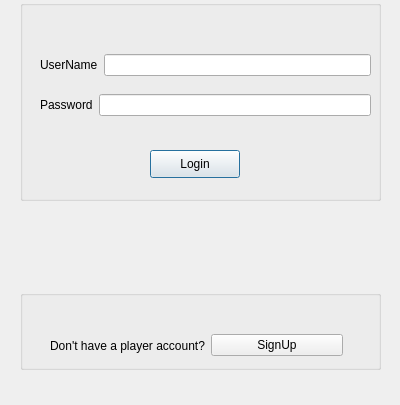
Before: the Qt Designer form loginwindow.ui in AbdoBadawy/EECE2026_TicTacToeProject_CodeCrafters, drawn with Qt 5.
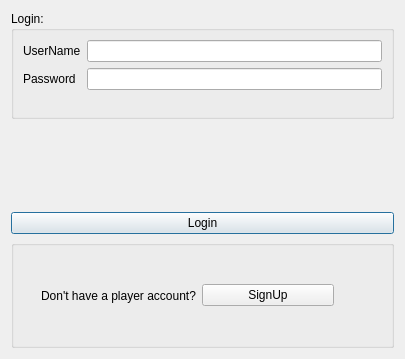
After: the same form once the commit is applied.

Diff of the .ui file:
```diff
--- a/loginwindow.ui
+++ b/loginwindow.ui
@@ -6,43 +6,46 @@
    <rect>
     <x>0</x>
     <y>0</y>
-    <width>400</width>
-    <height>405</height>
+    <width>405</width>
+    <height>359</height>
    </rect>
   </property>
   <property name="windowTitle">
    <string>Login Window</string>
   </property>
+  <layout class="QVBoxLayout" name="verticalLayout_2">
+   <item>
   <widget class="QGroupBox" name="groupBox">
-   <property name="geometry">
-    <rect>
-     <x>20</x>
-     <y>0</y>
-     <width>361</width>
-     <height>201</height>
-    </rect>
+     <property name="sizePolicy">
+      <sizepolicy hsizetype="Preferred" vsizetype="Preferred">
+       <horstretch>0</horstretch>
+       <verstretch>0</verstretch>
+      </sizepolicy>
    </property>
    <property name="title">
-    <string/>
-   </property>
-   <widget class="QWidget" name="layoutWidget">
-    <property name="geometry">
-     <rect>
-      <x>20</x>
-      <y>90</y>
-      <width>331</width>
-      <height>30</height>
-     </rect>
-    </property>
-    <layout class="QHBoxLayout" name="horizontalLayout_2">
+      <string>Login:</string>
+     </property>
+     <layout class="QVBoxLayout" name="verticalLayout">
      <item>
+       <layout class="QFormLayout" name="formLayout">
+        <item row="0" column="0">
+         <widget class="QLabel" name="label">
+          <property name="text">
+           <string>UserName</string>
+          </property>
+         </widget>
+        </item>
+        <item row="0" column="1">
+         <widget class="QLineEdit" name="lineEdit_UserName"/>
+        </item>
+        <item row="1" column="0">
       <widget class="QLabel" name="label_2">
        <property name="text">
         <string>Password</string>
        </property>
       </widget>
      </item>
-     <item>
+        <item row="1" column="1">
       <widget class="QLineEdit" name="lineEdit_Password">
        <property name="echoMode">
         <enum>QLineEdit::Password</enum>
@@ -50,52 +53,30 @@
       </widget>
      </item>
     </layout>
-   </widget>
-   <widget class="QWidget" name="layoutWidget_2">
-    <property name="geometry">
-     <rect>
-      <x>20</x>
-      <y>50</y>
-      <width>331</width>
-      <height>30</height>
-     </rect>
-    </property>
-    <layout class="QHBoxLayout" name="horizontalLayout">
-     <item>
-      <widget class="QLabel" name="label">
-       <property name="text">
-        <string>UserName</string>
-       </property>
-      </widget>
-     </item>
-     <item>
-      <widget class="QLineEdit" name="lineEdit_UserName"/>
      </item>
     </layout>
    </widget>
+   </item>
+   <item>
+    <layout class="QVBoxLayout" name="verticalLayout_3">
+     <item>
+      <widget class="QLabel" name="label_check">
+       <property name="text">
+        <string/>
+       </property>
+      </widget>
+     </item>
+     <item>
    <widget class="QPushButton" name="pushButton">
-    <property name="geometry">
-     <rect>
-      <x>130</x>
-      <y>150</y>
-      <width>90</width>
-      <height>28</height>
-     </rect>
-    </property>
     <property name="text">
      <string>Login</string>
     </property>
    </widget>
-  </widget>
+     </item>
+    </layout>
+   </item>
+   <item>
   <widget class="QGroupBox" name="groupBox_2">
-   <property name="geometry">
-    <rect>
-     <x>20</x>
-     <y>290</y>
-     <width>361</width>
-     <height>80</height>
-    </rect>
-   </property>
    <property name="title">
     <string/>
    </property>
@@ -126,19 +107,8 @@
     </layout>
    </widget>
   </widget>
-  <widget class="QLabel" name="label_check">
-   <property name="geometry">
-    <rect>
-     <x>20</x>
-     <y>209</y>
-     <width>361</width>
-     <height>71</height>
-    </rect>
-   </property>
-   <property name="text">
-    <string/>
-   </property>
-  </widget>
+   </item>
+  </layout>
  </widget>
  <resources/>
  <connections/>
```
Lines whose indentation alone changed are shown as unchanged.
